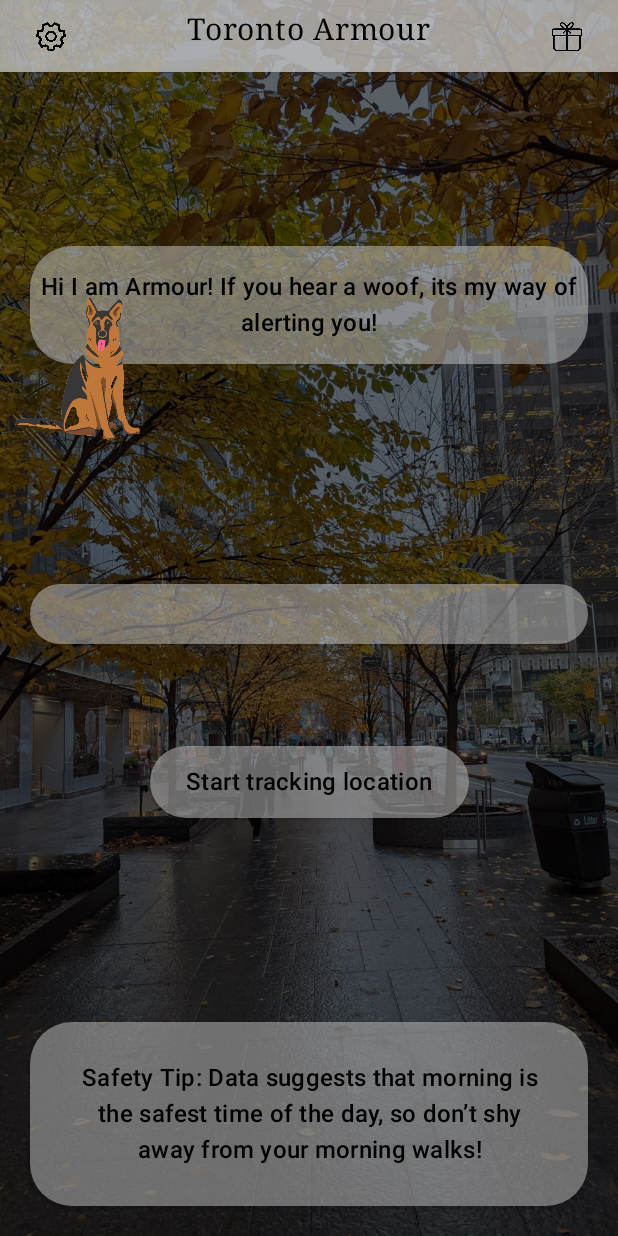
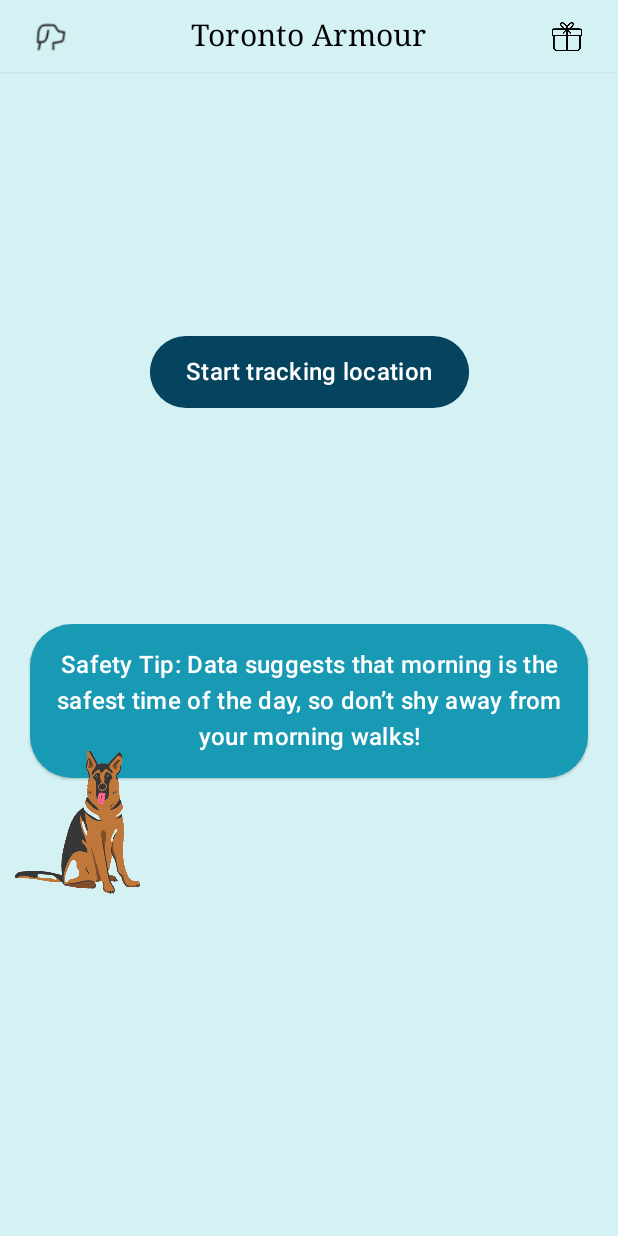
Before and after one commit to pandyah5/StaySafe, an Android app built with Jetpack Compose: the HomeScreen screen opened directly, with no data from a screen before it, on a phone screen of 412 x 824 dp. Run offline under Robolectric (Android 15) with nearby library versions, the phone set to English and light mode, and no system bars; our stand-ins replace livedata-compose.

Commit message:
Changed UI theme for home screen

```diff
--- a/app/src/main/java/com/hp/staysafe/HomeScreen.kt
+++ b/app/src/main/java/com/hp/staysafe/HomeScreen.kt
@@ -21,6 +21,7 @@ import androidx.compose.foundation.layout.height
 import androidx.compose.foundation.layout.padding
 import androidx.compose.foundation.layout.size
 import androidx.compose.foundation.layout.width
+import androidx.compose.foundation.shape.RoundedCornerShape
 import androidx.compose.material3.Button
 import androidx.compose.material3.ButtonDefaults
 import androidx.compose.material3.MaterialTheme
@@ -32,6 +33,7 @@ import androidx.compose.runtime.livedata.observeAsState
 import androidx.compose.ui.Alignment
 import androidx.compose.ui.Alignment.Companion.CenterHorizontally
 import androidx.compose.ui.Modifier
+import androidx.compose.ui.draw.clip
 import androidx.compose.ui.graphics.Color
 import androidx.compose.ui.layout.ContentScale
 import androidx.compose.ui.res.painterResource
@@ -48,6 +50,9 @@ import com.hp.staysafe.Settings.SettingActivity
 import com.hp.staysafe.Sponsor.SponsorActivity
 import com.hp.staysafe.dataStore.DataStoreManager
 import com.hp.staysafe.dataStore.LocStatusViewModel
+import com.hp.staysafe.ui.theme.BabyBlue
+import com.hp.staysafe.ui.theme.BlueGrotto
+import com.hp.staysafe.ui.theme.NavyBlue
 import com.hp.staysafe.ui.theme.StaySafeTheme
 
 class HomeScreen : ComponentActivity() {
@@ -75,21 +80,13 @@ class HomeScreen : ComponentActivity() {
                 val locationViewModel: LocationViewModel = viewModel<LocationViewModel>()
                 val locationInfo by locationViewModel.getLocationLiveData().observeAsState()
 
-                // A box container to set the app background
+                // A box container to set the app background color
                 Box (
                     modifier = Modifier
                         .fillMaxSize()
-                        .background(Color.Black),
+                        .background(BabyBlue),
                     contentAlignment = Alignment.Center
                 ) {
-                    Image(
-                        painter = painterResource(id = R.drawable.toronto_bg),
-                        modifier = Modifier.fillMaxSize(),
-                        contentDescription = "Background Image",
-                        contentScale = ContentScale.Crop,
-                        alpha = 0.4F
-                    )
-
                     HomeScreen(
                         applicationContext,
                         locationInfo,
@@ -106,117 +103,90 @@ fun HomeScreen(context: Context,locationInfo : LiveLocation?, safetyTip : String
     val transparency = 0.5f
 
     Column (Modifier.fillMaxHeight(),
-        verticalArrangement = Arrangement.SpaceBetween,
+        verticalArrangement = Arrangement.spacedBy(2.dp),
         ) {
         // An upper bar for app name and sponsor
         Surface(shadowElevation = 1.dp,
-                color = Color.LightGray.copy(alpha = transparency)) {
+                color = BabyBlue) {
             Row (modifier = Modifier
                 .fillMaxWidth()
-                .background(Color.LightGray.copy(alpha = transparency)),
+                .background(BabyBlue),
                 horizontalArrangement = Arrangement.SpaceBetween) {
 
-                // Settings Button
+                // Armour's Icon (Always redirects to Armour's Screen)
                 Button (onClick= {
                     val navigate = Intent(context, SettingActivity::class.java)
                     navigate.addFlags(Intent.FLAG_ACTIVITY_NEW_TASK)
                     context.startActivity(navigate)
-                }, colors = ButtonDefaults.buttonColors(containerColor = Color.Transparent)) {
+                }, colors = ButtonDefaults.buttonColors(containerColor = BabyBlue)) {
                     Image (
-                        painterResource(id = R.drawable.setting_icon),
-                        contentDescription ="Settings icon",
+                        painterResource(id = R.drawable.dog_icon),
+                        contentDescription = "Armour's icon",
                         modifier = Modifier.size(20.dp)
                     )
                 }
 
-                // App Name
-                Text (
-                    text = "Toronto Armour",
-                    fontFamily = FontFamily.Serif,
-                    fontSize = 20.sp,
-                    modifier = Modifier.padding(all = 8.dp)
-                )
+                // App Name (Always redirects to HomeScreen)
+                Button (onClick= {
+                    val navigate = Intent(context, HomeScreen::class.java)
+                    navigate.addFlags(Intent.FLAG_ACTIVITY_NEW_TASK)
+                    context.startActivity(navigate)
+                }, colors = ButtonDefaults.buttonColors(containerColor = BabyBlue))
+                {
+                        Text(
+                            text = "Toronto Armour",
+                            fontFamily = FontFamily.Serif,
+                            fontSize = 20.sp,
+                            modifier = Modifier.padding(horizontal = 8.dp),
+                            color = Color.Black
+                        )
+                }
 
-                // Sponsor Button
+                // Sponsor Icon (Always redirects to Sponsor Screen)
                 Button (onClick= {
                     val navigate = Intent(context, SponsorActivity::class.java)
                     navigate.addFlags(Intent.FLAG_ACTIVITY_NEW_TASK)
                     context.startActivity(navigate)
-                }, colors = ButtonDefaults.buttonColors(containerColor = Color.Transparent)) {
+                }, colors = ButtonDefaults.buttonColors(containerColor = BabyBlue)) {
                     Image (
                         painterResource(id = R.drawable.gift_icon),
-                        contentDescription ="Sponsor heart icon",
+                        contentDescription ="Sponsor gift icon",
                         modifier = Modifier.size(20.dp)
                     )
                 }
             }
         }
 
-        Spacer(modifier = Modifier.height(40.dp))
-
-        // A rounded info message introducing 'Armour'
-        BoxWithConstraints {
-            Surface(
-                shape = MaterialTheme.shapes.extraLarge,
-                shadowElevation = 1.dp,
-                color = Color.LightGray.copy(alpha = transparency),
-                modifier = Modifier.padding(20.dp)
-            )
-            {
-                Text(
-                    text = "Hi I am Armour! If you hear a woof, its my way of alerting you!",
-                    style = MaterialTheme.typography.titleMedium,
-                    textAlign = TextAlign.Center,
-                    modifier = Modifier.padding(
-                        top = 15.dp,
-                        bottom = 15.dp,
-                        start = 5.dp,
-                        end = 5.dp
-                    )
-                )
-            }
-            Column () {
-                Spacer(
-                    modifier = Modifier
-                        .height(50.dp)
-                        .width(350.dp)
-                )
-                Image(
-                    painterResource(id = R.drawable.armourstanding),
-                    contentDescription = "Armour standing",
-                    modifier = Modifier.size(100.dp)
-                )
-            }
-
-        }
-
-        Spacer(modifier = Modifier.height(20.dp))
-
         // Message indicating the safety of current location
-        Surface (shape = MaterialTheme.shapes.extraLarge,
+        Surface (shape = MaterialTheme.shapes.small,
             shadowElevation = 1.dp,
-            color = Color.LightGray.copy(alpha = transparency),
+            color = BlueGrotto,
             modifier = Modifier
-                .padding(20.dp)
+                .padding(0.dp)
                 .align(CenterHorizontally)
+                .clip(shape = RoundedCornerShape(0.dp, 0.dp, 60.dp, 60.dp))
         ) {
             Row (modifier = Modifier
-                .padding(20.dp)
+                .padding(0.dp)
                 .fillMaxWidth(),
                 horizontalArrangement = Arrangement.Center) {
                 if (locationInfo != null) {
                     Text (
-                        modifier = Modifier.padding(all = 8.dp),
-                        text = "It looks like you are currently in ${locationInfo.neighbourHood}. ${locationInfo.safetyMessage}",
-                        style = MaterialTheme.typography.titleMedium,
-                        textAlign = TextAlign.Center
+                        modifier = Modifier.padding(start = 8.dp, top = 15.dp, end = 8.dp, bottom = 35.dp),
+                        text = "It looks like you are currently in ${locationInfo.neighbourHood}. \n\n ${locationInfo.safetyMessage}",
+                        style = MaterialTheme.typography.titleLarge,
+                        textAlign = TextAlign.Center,
+                        color = Color.White
                     )
                 }
             }
         }
+
+        Spacer(modifier = Modifier.height(150.dp))
+
         Surface (shape = MaterialTheme.shapes.extraLarge,
             shadowElevation = 1.dp,
-            color = Color.LightGray.copy(alpha = transparency),
+            color = NavyBlue,
             modifier = Modifier
                 .padding(20.dp)
                 .align(CenterHorizontally)
@@ -224,7 +194,6 @@ fun HomeScreen(context: Context,locationInfo : LiveLocation?, safetyTip : String
             val locStatusViewModel = viewModel<LocStatusViewModel>()
             val locationTrackingStatus = locStatusViewModel.getStatus.observeAsState()
 
-            // var trackingLocation = rememberSaveable {mutableStateOf(LocationService.ACTION_START)}
             Button(onClick = {
                 println(">>> INFO: The current loc status: ${locationTrackingStatus.value}")
                 var actionToPerform = LocationService.ACTION_START
@@ -244,39 +213,56 @@ fun HomeScreen(context: Context,locationInfo : LiveLocation?, safetyTip : String
                     locStatusViewModel.setStatus("ACTIVE")
                 }
 
-            }, colors = ButtonDefaults.buttonColors(containerColor = Color.Transparent))
+            }, colors = ButtonDefaults.buttonColors(containerColor = NavyBlue))
             {
                 if (locationTrackingStatus.value == "ACTIVE"){
-                    Text(text = "Stop tracking location", style = MaterialTheme.typography.titleMedium, color = Color.Black)
+                    Text(text = "Stop tracking location", style = MaterialTheme.typography.titleMedium, color = Color.White)
                 }
                 else {
-                    Text(text = "Start tracking location", style = MaterialTheme.typography.titleMedium, color = Color.Black)
+                    Text(text = "Start tracking location", style = MaterialTheme.typography.titleMedium, color = Color.White)
                 }
             }
         }
 
-        Spacer(modifier = Modifier.height(40.dp))
+        Spacer(modifier = Modifier.height(100.dp))
 
         // Tips: Safety tips for the user
-        Surface (shape = MaterialTheme.shapes.extraLarge,
-            shadowElevation = 1.dp,
-            color = Color.LightGray.copy(alpha = transparency),
-            modifier = Modifier
-                .padding(20.dp)
-                .align(CenterHorizontally)
-        ) {
-            Row(
-                modifier = Modifier
-                    .padding(20.dp)
-                    .fillMaxWidth()
-            ) {
+        BoxWithConstraints {
+            Surface(
+                shape = MaterialTheme.shapes.extraLarge,
+                shadowElevation = 1.dp,
+                color = BlueGrotto,
+                modifier = Modifier.padding(20.dp)
+            )
+            {
                 Text(
                     text = "$safetyTip",
-                    modifier = Modifier.padding(all = 5.dp),
                     style = MaterialTheme.typography.titleMedium,
-                    textAlign = TextAlign.Center
+                    textAlign = TextAlign.Center,
+                    color = Color.White,
+                    modifier = Modifier.padding(
+                        top = 15.dp,
+                        bottom = 15.dp,
+                        start = 5.dp,
+                        end = 5.dp
+                    )
                 )
             }
+            Column () {
+                Spacer(
+                    modifier = Modifier
+                        .height(100.dp)
+                        .width(350.dp)
+                )
+                Image(
+                    painterResource(id = R.drawable.armourstanding),
+                    contentDescription = "Armour standing",
+                    modifier = Modifier.size(100.dp)
+                )
+            }
+
         }
+
+        Spacer(modifier = Modifier.height(20.dp))
     }
 }
--- a/app/src/main/java/com/hp/staysafe/Location/LiveLocation.kt
+++ b/app/src/main/java/com/hp/staysafe/Location/LiveLocation.kt
@@ -17,11 +17,11 @@ data class LiveLocation (var latitude: String, var longitude: String) {
             fatalityScore = GlobalNeighbourhoodFatalityData.getFatalityScoreFromNeighbourhood(neighbourHood) * 10
 
             when (fatalityScore) {
-                in 0.0..2.0 -> safetyMessage = "The data suggests very low safety risk, however, never let your guard down."
-                in 2.0..4.0 -> safetyMessage = "The data suggests low safety risk, however, never let your guard down."
-                in 4.0..6.0 -> safetyMessage = "The data suggests moderate safety risk, please be vigilant at all times."
-                in 6.0..8.0 -> safetyMessage = "The data suggests high safety risk, please consider staying indoors."
-                in 8.0..10.0 -> safetyMessage = "The data suggests high safety risk, please consider staying indoors."
+                in 0.0..2.0 -> safetyMessage = "The data suggests very low safety risk at this time of the year. However, never let your guard down."
+                in 2.0..4.0 -> safetyMessage = "The data suggests low safety risk at this time of the year. However, never let your guard down."
+                in 4.0..6.0 -> safetyMessage = "The data suggests moderate safety risk at this time of the year. Please be vigilant at all times."
+                in 6.0..8.0 -> safetyMessage = "The data suggests high safety risk at this time of the year. Please consider staying indoors."
+                in 8.0..10.0 -> safetyMessage = "The data suggests very high safety risk at this time of the year. Please consider staying indoors."
             }
         }
         else {
```
Also changed, not shown: app/src/main/res/drawable/dog_icon.png (added), 1 other file.
